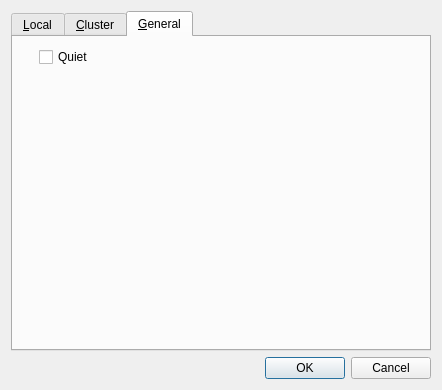
Qt form sequana/gui/snakemake.ui (vladsaveliev/sequana) before a commit.
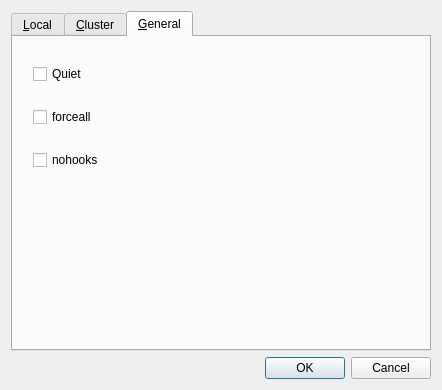
The same form after that commit. The open tabs and pages were chosen to show the change.

Diff of the .ui file:
```diff
--- a/sequana/gui/snakemake.ui
+++ b/sequana/gui/snakemake.ui
@@ -211,7 +211,20 @@
           </rect>
          </property>
          <layout class="QFormLayout" name="layout_general">
-          <item row="0" column="1">
+          <item row="2" column="0">
+           <widget class="QCheckBox" name="snakemake_options_general_forceall_value">
+            <property name="toolTip">
+             <string>--forceall Force the execution of the selected (or the first)
+rule and all rules it is dependent on regardless of
+already created output.
+</string>
+            </property>
+            <property name="text">
+             <string>forceall</string>
+            </property>
+           </widget>
+          </item>
+          <item row="1" column="0">
            <widget class="QCheckBox" name="snakemake_options_general_quiet_value">
             <property name="toolTip">
              <string>Do not output any progress or rule information</string>
@@ -221,7 +234,18 @@
             </property>
            </widget>
           </item>
-          <item row="1" column="1">
+          <item row="3" column="0">
+           <widget class="QCheckBox" name="snakemake_options_general_no__hooks_value">
+            <property name="toolTip">
+             <string>--no-hooks : Do not invoke onstart, onsuccess or onerror hooks   after execution.
+</string>
+            </property>
+            <property name="text">
+             <string>nohooks</string>
+            </property>
+           </widget>
+          </item>
+          <item row="3" column="1">
            <spacer name="verticalSpacer_3">
             <property name="orientation">
              <enum>Qt::Vertical</enum>
```
Left out of the diff: 3 changed lines with no effect on the pictures.
